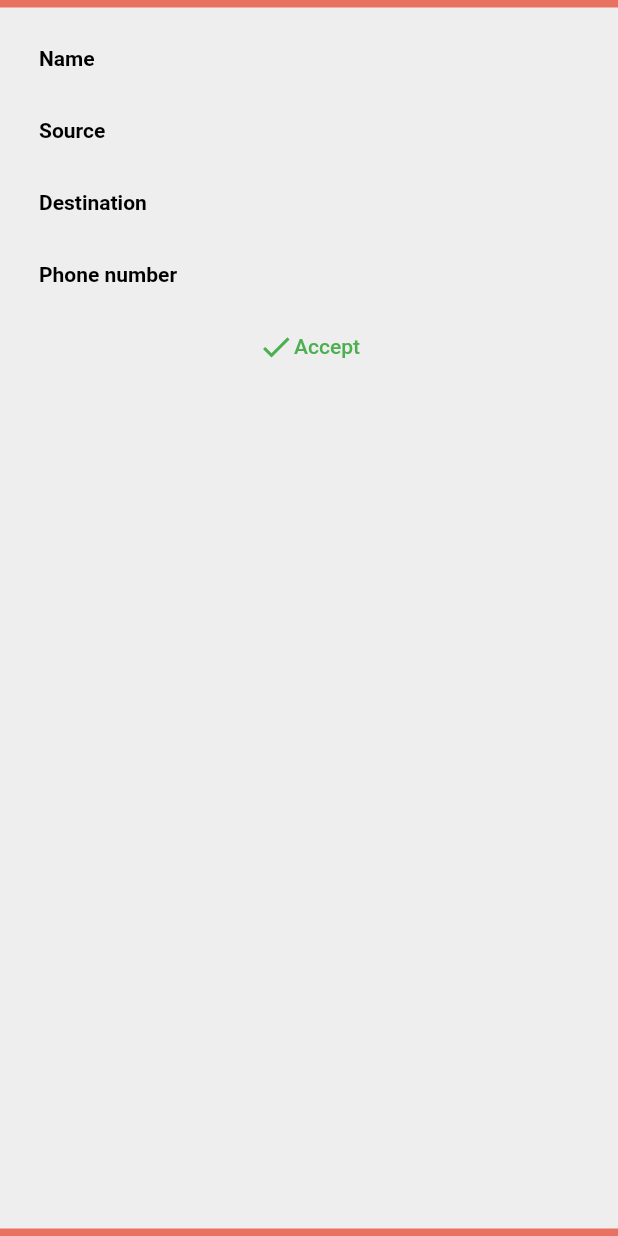
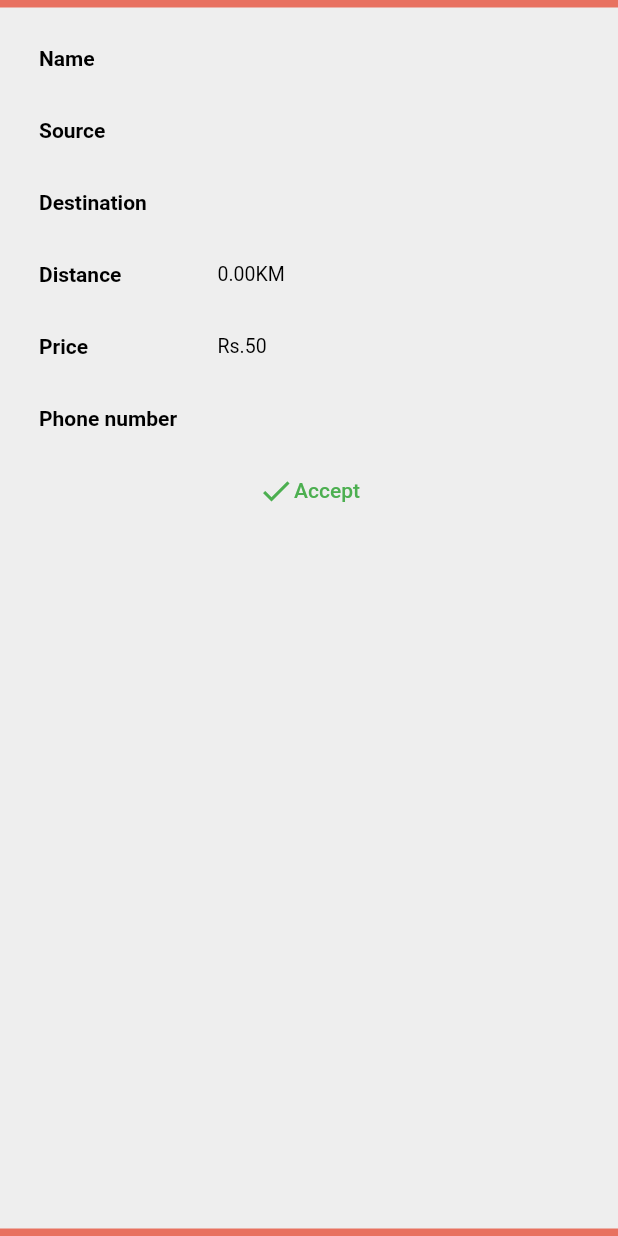
Before and after one commit to Melisa1-gif/subidha_rider, a Flutter app: the SourceDestinationView widget shown alone on an empty page, opened directly with empty values, on a phone screen of 412 x 824 dp. Run offline on Flutter 3.47's test engine with Material 2 defaults, Android fonts, the phone set to English and light mode, and no system bars; our stand-ins replace cloud_firestore, firebase_auth, firebase_core, firebase_storage, flushbar, geolocator and 2 more; missing offline and left inert: flutter_polyline_points; accounts and stored records are empty.

Commit message:
distance and price shown

```diff
--- a/lib/custom/source_destination_view.dart
+++ b/lib/custom/source_destination_view.dart
@@ -5,14 +5,18 @@ class SourceDestinationView extends StatelessWidget {
   final String sourceName;
   final String destinationName;
   final String phone_number;
+  final double distance;
   final Function onAccept;
+  final bool ride;
 
   SourceDestinationView({
     @required this.user_name,
     @required this.sourceName,
     @required this.destinationName,
     @required this.phone_number,
+    @required this.distance,
     @required this.onAccept,
+    this.ride = false,
   });
 
   @override
@@ -82,7 +86,44 @@ class SourceDestinationView extends StatelessWidget {
               ),
             ),
           ),
-
+          ListTile(
+            dense: true,
+            leading: Container(
+              width: MediaQuery.of(context).size.width * 0.25,
+              child: Text(
+                'Distance',
+                style: TextStyle(
+                  color: Colors.black,
+                  fontWeight: FontWeight.bold,
+                ),
+              ),
+            ),
+            title: Text(
+              distance.toStringAsFixed(2) + 'KM',
+              style: TextStyle(
+                color: Colors.black,
+              ),
+            ),
+          ),
+          ListTile(
+            dense: true,
+            leading: Container(
+              width: MediaQuery.of(context).size.width * 0.25,
+              child: Text(
+                'Price',
+                style: TextStyle(
+                  color: Colors.black,
+                  fontWeight: FontWeight.bold,
+                ),
+              ),
+            ),
+            title: Text(
+              'Rs.' + estimateFair(ride, distance).toStringAsFixed(0),
+              style: TextStyle(
+                color: Colors.black,
+              ),
+            ),
+          ),
           ListTile(
             dense: true,
             leading: Container(
@@ -127,4 +168,18 @@ class SourceDestinationView extends StatelessWidget {
       ),
     );
   }
+  double estimateFair (bool ride, double _placeDistance) {
+    double baseFare;
+    double multiplier;
+    if(ride) {
+      baseFare = 100;
+      multiplier = 40;
+    }
+    else {
+      baseFare = 50;
+      multiplier = 20;
+    }
+    double distanceFare = _placeDistance * multiplier;
+    return baseFare + distanceFare;
+  }
 }
--- a/lib/screens/map.dart
+++ b/lib/screens/map.dart
@@ -279,4 +279,5 @@ class _MapState extends State<Map> {
       ),
     );
   }
+
 }
--- a/lib/screens/user_selection_list.dart
+++ b/lib/screens/user_selection_list.dart
@@ -137,9 +137,11 @@ class _UserSelectionListState extends State<UserSelectionList> {
                                 bookingSnapshot.data.docs.length, (index) {
                               var dataWithDetails =
                                   bookingSnapshot.data.docs[index];
+                              print(dataWithDetails.toString());
                               return SourceDestinationView(
                                 user_name: dataWithDetails['user_name'],
                                 sourceName: dataWithDetails['sourceName'],
+                                distance: dataWithDetails['distance'],
                                 destinationName:
                                     dataWithDetails['destinationName'],
                                 phone_number: dataWithDetails['phone_number'],
@@ -236,8 +238,10 @@ class _UserSelectionListState extends State<UserSelectionList> {
                               var dataWithDetails =
                                   bookingSnapshot.data.docs[index];
                               return SourceDestinationView(
+                                ride: true,
                                 user_name: dataWithDetails['user_name'],
                                 sourceName: dataWithDetails['sourceName'],
+                                distance: dataWithDetails['distance'],
                                 destinationName:
                                     dataWithDetails['destinationName'],
                                 phone_number: dataWithDetails['phone_number'],
@@ -260,4 +264,5 @@ class _UserSelectionListState extends State<UserSelectionList> {
       ),
     );
   }
+
 }
```
